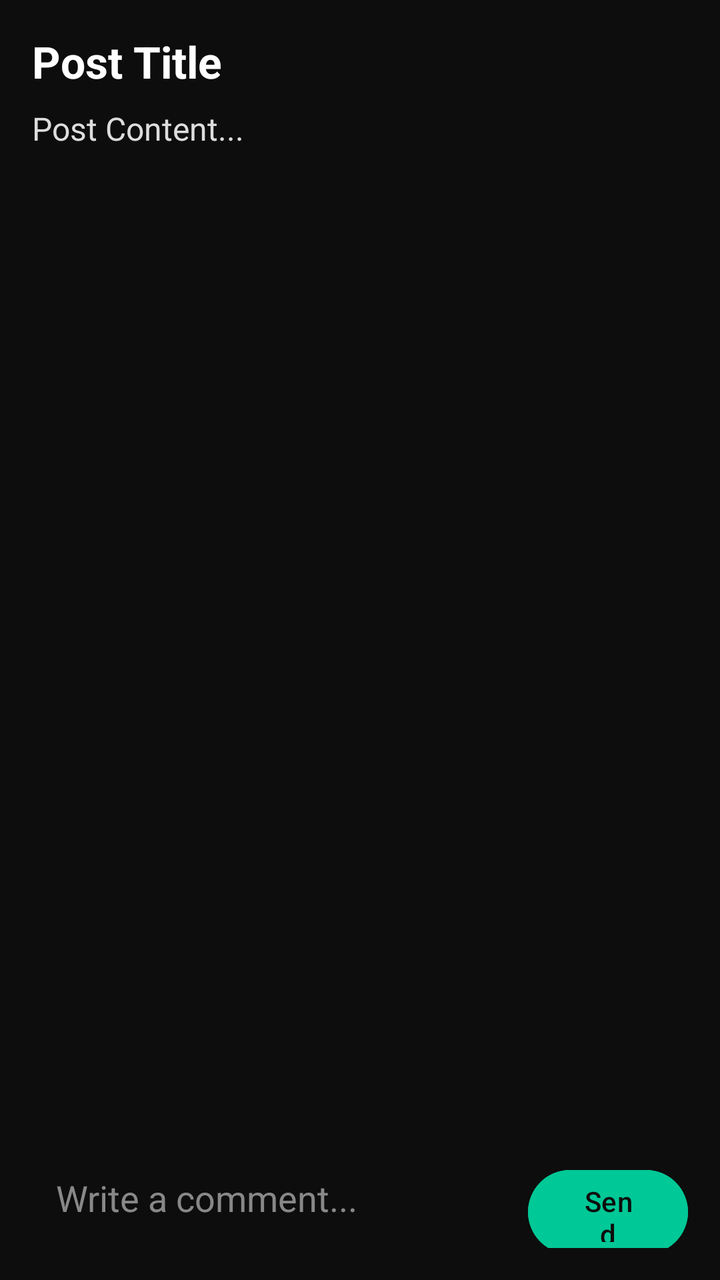
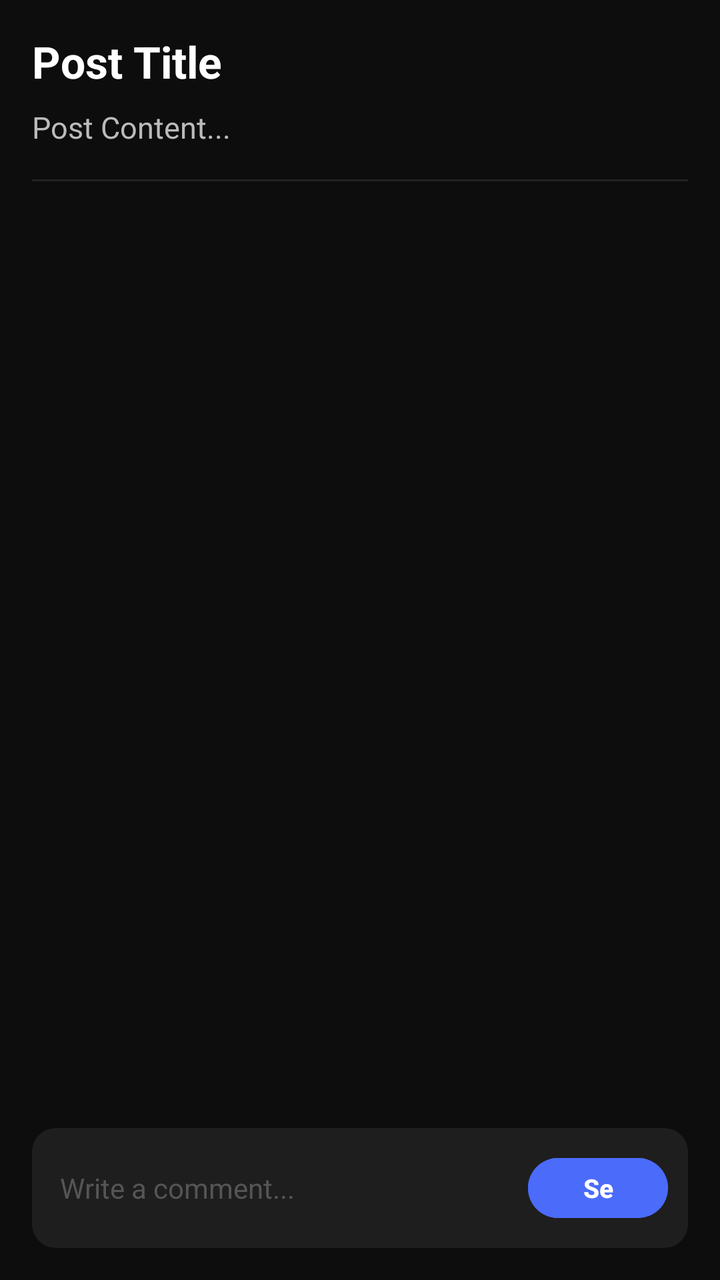

Two renders of the same Android screen: before a commit and after it. Below are the layout's source before the change and the commit's diff.
<!-- AndroidManifest.xml: application theme Theme.PaperTraderV2 -->
<!-- res/layout/post_detail_fragment.xml -->
<?xml version="1.0" encoding="utf-8"?>
<LinearLayout xmlns:android="http://schemas.android.com/apk/res/android"
    android:layout_width="match_parent"
    android:layout_height="match_parent"
    android:orientation="vertical"
    android:background="#0D0D0D"
    android:padding="16dp">

    
    <TextView
        android:id="@+id/postDetailTitle"
        android:layout_width="match_parent"
        android:layout_height="wrap_content"
        android:text="Post Title"
        android:textSize="22sp"
        android:textStyle="bold"
        android:textColor="#FFFFFF"
        android:layout_marginBottom="8dp"/>

    
    <TextView
        android:id="@+id/postDetailContent"
        android:layout_width="match_parent"
        android:layout_height="wrap_content"
        android:text="Post Content..."
        android:textSize="16sp"
        android:textColor="#DDDDDD"
        android:layout_marginBottom="16dp"/>

    
    <androidx.recyclerview.widget.RecyclerView
        android:id="@+id/commentsRecycler"
        android:layout_width="match_parent"
        android:layout_height="0dp"
        android:layout_weight="1" />

    
    <LinearLayout
        android:orientation="horizontal"
        android:layout_width="match_parent"
        android:layout_height="wrap_content"
        android:paddingTop="10dp">

        <EditText
            android:id="@+id/inputComment"
            android:layout_width="0dp"
            android:layout_height="50dp"
            android:layout_weight="1"
            android:hint="Write a comment..."
            android:background="@android:color/transparent"
            android:textColor="#FFFFFF"
            android:textColorHint="#888888"
            android:padding="12dp"
            android:backgroundTint="#FFFFFF"/>

        <Button
            android:id="@+id/btnSendComment"
            android:layout_width="80dp"
            android:layout_height="50dp"
            android:text="Send"
            android:backgroundTint="#00C896"
            android:textColor="#0D0D0D"
            android:layout_marginStart="8dp"/>
    </LinearLayout>

</LinearLayout>
<!-- resources referenced by this layout -->
<resources>
  <style name="Theme.PaperTraderV2" parent="Base.Theme.PaperTraderV2" />
  <style name="Base.Theme.PaperTraderV2" parent="Theme.Material3.DayNight.NoActionBar">
          
          
      </style>
</resources>

<!-- the commit's change to res/layout/post_detail_fragment.xml (unified diff, before → after) -->
@@ -4,7 +4,8 @@
     android:layout_height="match_parent"
     android:orientation="vertical"
     android:background="#0D0D0D"
-    android:padding="16dp">
+    android:padding="16dp"
+    android:paddingBottom="86dp">
 
     
     <TextView
@@ -15,7 +16,7 @@
         android:textSize="22sp"
         android:textStyle="bold"
         android:textColor="#FFFFFF"
-        android:layout_marginBottom="8dp"/>
+        android:layout_marginBottom="8dp" />
 
     
     <TextView
@@ -23,44 +24,60 @@
         android:layout_width="match_parent"
         android:layout_height="wrap_content"
         android:text="Post Content..."
-        android:textSize="16sp"
-        android:textColor="#DDDDDD"
-        android:layout_marginBottom="16dp"/>
+        android:textSize="15sp"
+        android:textColor="#BBBBBB"
+        android:lineSpacingExtra="4dp"
+        android:layout_marginBottom="16dp" />
+
+    <View
+        android:layout_width="match_parent"
+        android:layout_height="1dp"
+        android:background="#222222"
+        android:layout_marginBottom="12dp" />
 
     
     <androidx.recyclerview.widget.RecyclerView
         android:id="@+id/commentsRecycler"
         android:layout_width="match_parent"
         android:layout_height="0dp"
-        android:layout_weight="1" />
+        android:layout_weight="1"
+        android:clipToPadding="false" />
 
     
     <LinearLayout
         android:orientation="horizontal"
         android:layout_width="match_parent"
         android:layout_height="wrap_content"
-        android:paddingTop="10dp">
+        android:gravity="center_vertical"
+        android:background="@drawable/bg_card_dark"
+        android:paddingStart="14dp"
+        android:paddingEnd="10dp"
+        android:paddingTop="8dp"
+        android:paddingBottom="8dp"
+        android:layout_marginTop="8dp">
 
         <EditText
             android:id="@+id/inputComment"
             android:layout_width="0dp"
-            android:layout_height="50dp"
+            android:layout_height="44dp"
             android:layout_weight="1"
             android:hint="Write a comment..."
             android:background="@android:color/transparent"
             android:textColor="#FFFFFF"
-            android:textColorHint="#888888"
-            android:padding="12dp"
-            android:backgroundTint="#FFFFFF"/>
+            android:textColorHint="#555555"
+            android:textSize="14sp"
+            android:singleLine="true" />
 
         <Button
             android:id="@+id/btnSendComment"
-            android:layout_width="80dp"
-            android:layout_height="50dp"
+            android:layout_width="70dp"
+            android:layout_height="38dp"
             android:text="Send"
-            android:backgroundTint="#00C896"
-            android:textColor="#0D0D0D"
-            android:layout_marginStart="8dp"/>
+            android:backgroundTint="#4B6BFB"
+            android:textColor="#FFFFFF"
+            android:textSize="13sp"
+            android:textStyle="bold"
+            android:layout_marginStart="8dp" />
     </LinearLayout>
 
 </LinearLayout>
<!-- resource entries referenced after the edit -->
@@ -1,9 +1,24 @@
 <!-- resources referenced by this layout -->
 <resources>
+  <!-- drawable bg_card_dark (drawable) -->
+  <?xml version="1.0" encoding="utf-8"?>
+  <shape xmlns:android="http://schemas.android.com/apk/res/android"
+      android:shape="rectangle">
+      <solid android:color="#1E1E1E" />
+      <corners android:radius="12dp" />
+  </shape>
   <style name="Theme.PaperTraderV2" parent="Base.Theme.PaperTraderV2" />
   <style name="Base.Theme.PaperTraderV2" parent="Theme.Material3.DayNight.NoActionBar">
-          
-          
+          <item name="android:windowBackground">#000000</item>
+          <item name="android:colorBackground">#000000</item>
+          <item name="colorPrimary">#000000</item>
+          <item name="colorPrimaryContainer">#000000</item>
+          <item name="colorSurface">#000000</item>
+          <item name="colorSurfaceVariant">#000000</item>
+          <item name="android:navigationBarColor">#0D0D0D</item>
+          <item name="android:statusBarColor">#000000</item>
+          <item name="android:windowLightStatusBar">false</item>
+          <item name="android:windowLightNavigationBar">false</item>
       </style>
 </resources>
 
